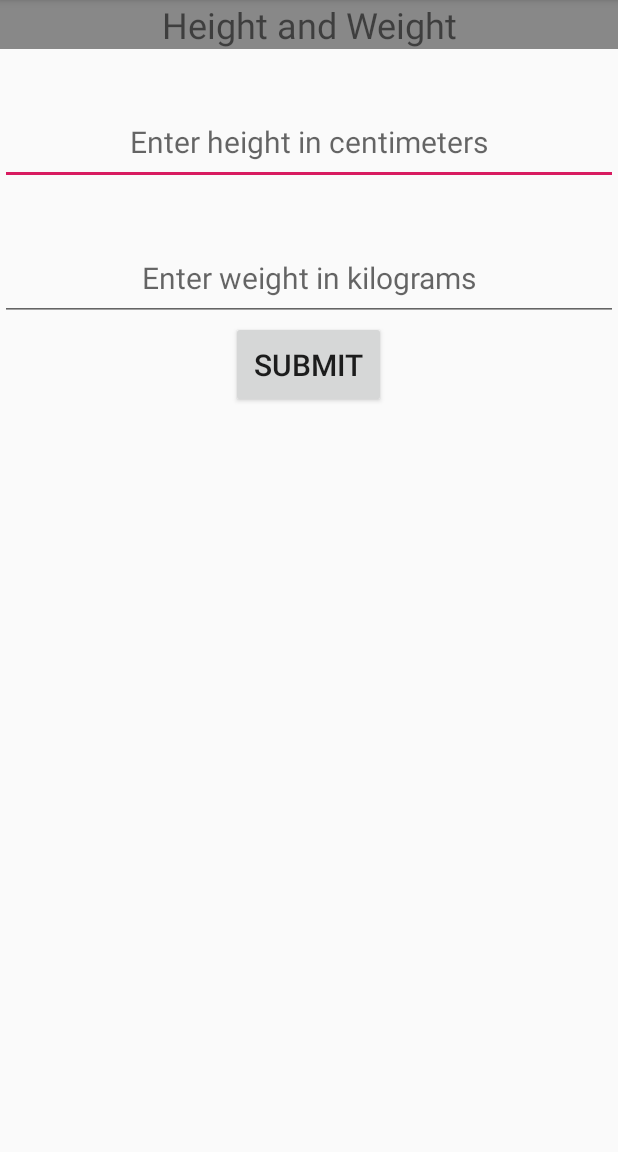
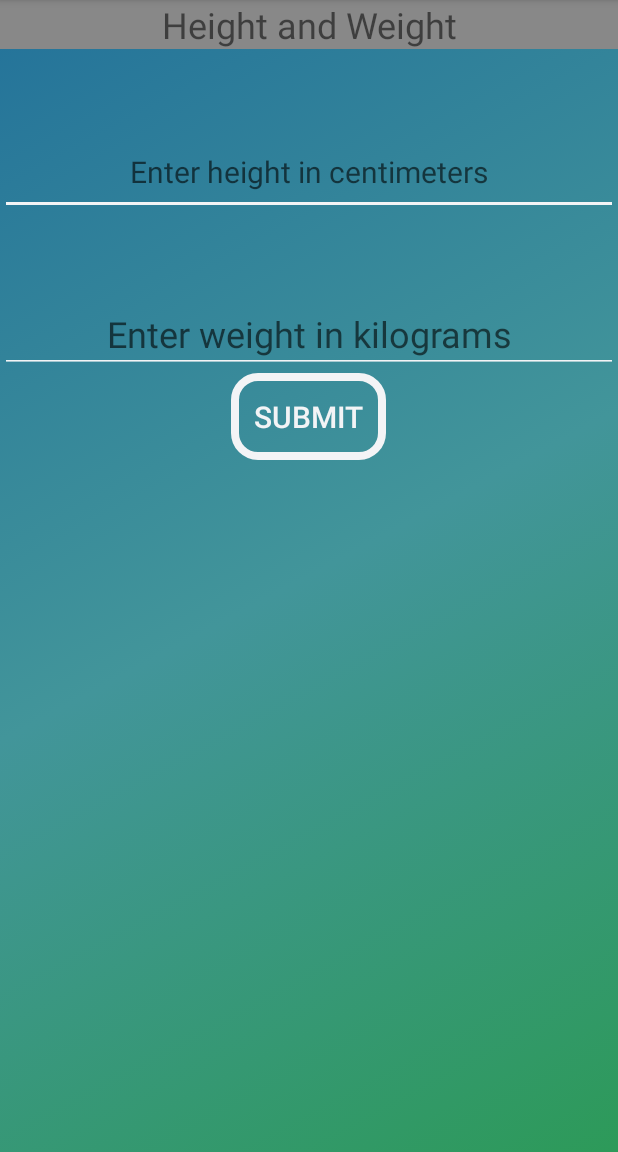
Before and after one commit to michaldurinik/Health-Monitor-Android-and-Arduino, an Android app: the EditActivity screen opened directly, with no data from a screen before it, on a phone screen of 412 x 824 dp, the part 84-1236 px from its top. Run offline under Robolectric (Android 15) with nearby library versions, the phone set to English and light mode, and no system bars.

Commit message:
added colors to UI

```diff
--- a/code/HealthMonitorApp/app/build.gradle
+++ b/code/HealthMonitorApp/app/build.gradle
@@ -3,11 +3,11 @@ apply plugin: 'com.android.application'
 android {
     compileSdkVersion 28
     defaultConfig {
-        applicationId "ie.dcu.healthmonitorv12"
+        applicationId "ie.dcu.healthmonitor"
         minSdkVersion 23
         targetSdkVersion 28
-        versionCode 5
-        versionName "0.2"
+        versionCode 2
+        versionName "0.2.1"
         testInstrumentationRunner "android.support.test.runner.AndroidJUnitRunner"
     }
     buildTypes {
--- /dev/null
+++ b/code/HealthMonitorApp/app/src/main/res/drawable-v24/background.xml
@@ -0,0 +1,12 @@
+<?xml version="1.0" encoding="utf-8"?>
+<selector xmlns:android="http://schemas.android.com/apk/res/android">
+    <item>
+        <shape>
+            <gradient
+                android:startColor="@color/gradientStart"
+                android:centerColor="@color/gradientCenter"
+                android:endColor="@color/gradientEnd"
+                android:angle="135"/>
+        </shape>
+    </item>
+</selector>
--- /dev/null
+++ b/code/HealthMonitorApp/app/src/main/res/drawable-v24/my_button.xml
@@ -0,0 +1,24 @@
+<?xml version="1.0" encoding="utf-8"?>
+<selector xmlns:android="http://schemas.android.com/apk/res/android">
+    <item android:state_pressed="true" >
+        <shape android:shape="rectangle"  >
+            <corners android:radius="15dip" />
+            <stroke android:width="5dip" android:color="#5e7974" />
+            <!--<gradient android:angle="-90" android:startColor="#345953" android:endColor="#689a92"  />-->
+        </shape>
+    </item>
+    <item android:state_focused="true">
+        <shape android:shape="rectangle"  >
+            <corners android:radius="15dip" />
+            <stroke android:width="5dip" android:color="#5e7974" />
+            <!--<solid android:color="#58857e"/>-->
+        </shape>
+    </item>
+    <item >
+        <shape android:shape="rectangle"  >
+            <corners android:radius="15dip" />
+            <stroke android:width="5dip" android:color="@color/colorText" />
+            <!--<gradient android:angle="-90" android:startColor="#8dbab3" android:endColor="#58857e" />-->
+        </shape>
+    </item>
+</selector>
--- /dev/null
+++ b/code/HealthMonitorApp/app/src/main/res/drawable/background.xml
@@ -0,0 +1,12 @@
+<?xml version="1.0" encoding="utf-8"?>
+<selector xmlns:android="http://schemas.android.com/apk/res/android">
+    <item>
+        <shape>
+            <gradient
+                android:startColor="@color/gradientStart"
+                android:centerColor="@color/gradientCenter"
+                android:endColor="@color/gradientEnd"
+                android:angle="135"/>
+        </shape>
+    </item>
+</selector>
--- /dev/null
+++ b/code/HealthMonitorApp/app/src/main/res/drawable/my_button.xml
@@ -0,0 +1,24 @@
+<?xml version="1.0" encoding="utf-8"?>
+<selector xmlns:android="http://schemas.android.com/apk/res/android">
+    <item android:state_pressed="true" >
+        <shape android:shape="rectangle"  >
+            <corners android:radius="15dip" />
+            <stroke android:width="5dip" android:color="#5e7974" />
+            <!--<gradient android:angle="-90" android:startColor="#345953" android:endColor="#689a92"  />-->
+        </shape>
+    </item>
+    <item android:state_focused="true">
+        <shape android:shape="rectangle"  >
+            <corners android:radius="15dip" />
+            <stroke android:width="5dip" android:color="#5e7974" />
+            <!--<solid android:color="#58857e"/>-->
+        </shape>
+    </item>
+    <item >
+        <shape android:shape="rectangle"  >
+            <corners android:radius="15dip" />
+            <stroke android:width="5dip" android:color="@color/colorText" />
+            <!--<gradient android:angle="-90" android:startColor="#8dbab3" android:endColor="#58857e" />-->
+        </shape>
+    </item>
+</selector>
--- a/code/HealthMonitorApp/app/src/main/res/layout/activity_edit.xml
+++ b/code/HealthMonitorApp/app/src/main/res/layout/activity_edit.xml
@@ -5,6 +5,7 @@
     android:layout_width="match_parent"
     android:layout_height="match_parent"
     android:orientation="vertical"
+    android:background="@drawable/background"
     tools:context=".EditActivity">
 
     <TextView
@@ -22,6 +23,10 @@
         android:layout_height="wrap_content"
         android:textSize="24sp"
         android:gravity="center"
+        android:textColor="@color/colorText"
+        android:text=""
+        android:padding="10dp"
+        android:backgroundTint="@color/colorText"
         tools:layout_margin="5dp"/>
 
     <EditText
@@ -35,14 +40,20 @@
         android:padding="15dp"
         android:textSize="20sp"
         tools:autoText="false"
+        android:textColor="@color/colorText"
+        android:backgroundTint="@color/colorText"
         tools:layout_margin="5dp" />
 
     <TextView
         android:id="@+id/weight_text_label"
         android:layout_width="match_parent"
         android:layout_height="wrap_content"
-        android:textSize="24sp"
         android:gravity="center"
+        android:textColor="@color/colorText"
+        android:textSize="24dp"
+        android:text=""
+        android:padding="10dp"
+        android:backgroundTint="@color/colorText"
         tools:layout_margin="5dp"/>
 
     <EditText
@@ -52,8 +63,10 @@
         android:gravity="center"
         android:hint="@string/w_hint"
         android:inputType="number"
-        android:padding="15dp"
-        android:textSize="20sp"
+        android:textColor="@color/colorText"
+        android:textSize="24dp"
+        android:padding="10dp"
+        android:backgroundTint="@color/colorText"
         tools:layout_margin="5dp" />
     <Button
         android:id="@+id/enter_btn"
@@ -63,6 +76,8 @@
         android:gravity="center"
         android:padding="15dp"
         android:text="@string/enter_btn"
+        android:textColor="@color/colorText"
+        android:background="@drawable/my_button"
         android:textSize="20sp"
         tools:layout_margin="5dp" />
 
@@ -72,6 +87,7 @@
         android:layout_height="0dp"
         android:layout_weight="1"
         android:gravity="center"
+        android:textColor="@color/colorText"
         android:text="@string/bmi"
         android:textAlignment="center"
         android:textSize="25sp"
--- a/code/HealthMonitorApp/app/src/main/res/layout/activity_main.xml
+++ b/code/HealthMonitorApp/app/src/main/res/layout/activity_main.xml
@@ -5,12 +5,14 @@
     android:layout_width="match_parent"
     android:layout_height="match_parent"
     android:orientation="vertical"
+    android:background="@drawable/background"
     tools:context=".MainActivity">
     <TextView
         android:layout_width="match_parent"
         android:layout_height="0dp"
         android:layout_weight="1"
         android:gravity="center"
+        android:textColor="@color/colorText"
         android:text="@string/main_menu"
         android:textSize="40sp" />
     <ListView
--- a/code/HealthMonitorApp/app/src/main/res/layout/activity_monitor.xml
+++ b/code/HealthMonitorApp/app/src/main/res/layout/activity_monitor.xml
@@ -2,13 +2,17 @@
 <android.support.v7.widget.LinearLayoutCompat
     xmlns:android="http://schemas.android.com/apk/res/android"
     android:layout_width="match_parent"
-    android:layout_height="match_parent">
+    android:layout_height="match_parent"
+    android:background="@drawable/background">
     <TextView
         android:layout_width="match_parent"
         android:layout_height="match_parent"
         android:layout_weight="1"
         android:gravity="center"
         android:text="@string/monitor"
-        android:textSize="40sp"/>
+        android:textSize="40sp"
+        android:textColor="@color/colorText"
+        android:padding="10dp"
+        android:backgroundTint="@color/colorText"/>
 
 </android.support.v7.widget.LinearLayoutCompat>
--- a/code/HealthMonitorApp/app/src/main/res/layout/activity_settings.xml
+++ b/code/HealthMonitorApp/app/src/main/res/layout/activity_settings.xml
@@ -5,6 +5,7 @@
     android:layout_width="match_parent"
     android:layout_height="match_parent"
     android:orientation="vertical"
+    android:background="@drawable/background"
     tools:context=".SettingsActivity">
 
     <TextView
--- a/code/HealthMonitorApp/app/src/main/res/layout/list_element_label.xml
+++ b/code/HealthMonitorApp/app/src/main/res/layout/list_element_label.xml
@@ -5,6 +5,9 @@
     android:layout_height="wrap_content"
     android:gravity="center"
     android:textSize="20sp"
-    android:padding="15dp">
+    android:padding="15dp"
+    android:textColor="@color/colorText"
+    android:text="123"
+    android:backgroundTint="@color/colorText">
 
 </TextView>
--- a/code/HealthMonitorApp/app/src/main/res/values/colors.xml
+++ b/code/HealthMonitorApp/app/src/main/res/values/colors.xml
@@ -3,4 +3,8 @@
     <color name="colorPrimary">#008577</color>
     <color name="colorPrimaryDark">#00574B</color>
     <color name="colorAccent">#D81B60</color>
+    <color name="gradientStart">#ff2d9a59</color>
+    <color name="gradientCenter">#ff42959a</color>
+    <color name="gradientEnd">#ff23729a</color>
+    <color name="colorText">#f3f4f6</color>
 </resources>
```
